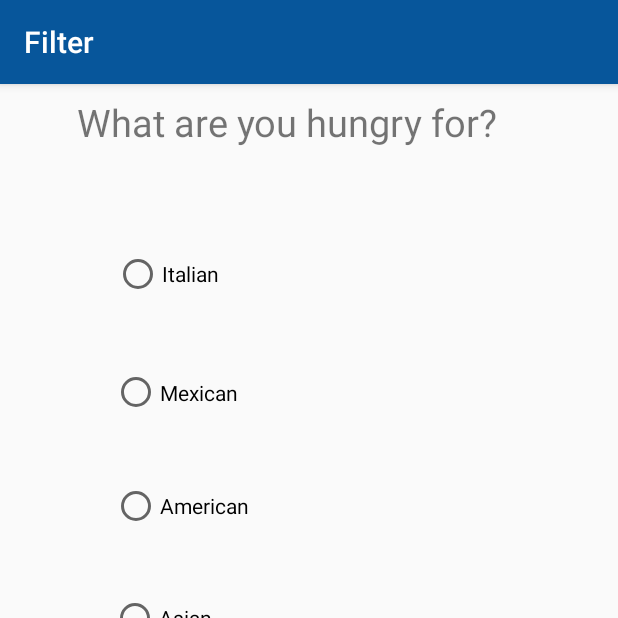
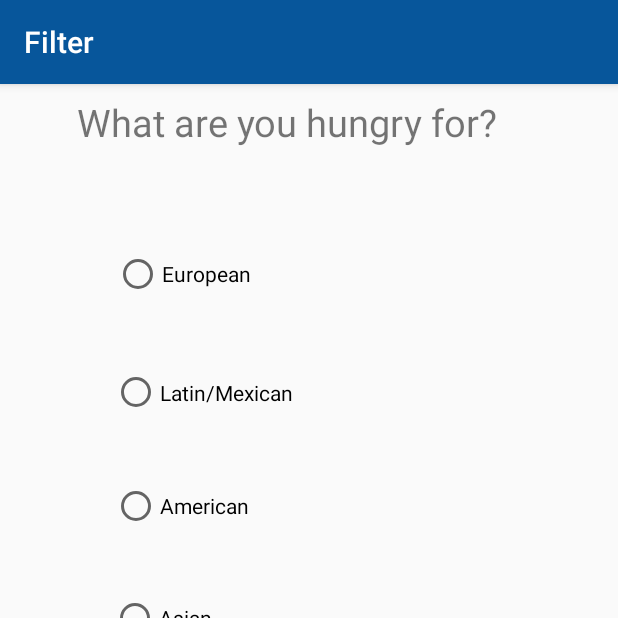
Before and after one commit to kakucd/BirdFeed-App, an Android app: the Filter screen opened directly, with no data from a screen before it, on a phone screen of 412 x 824 dp, the top half of it. Run offline under Robolectric (Android 15) with nearby library versions, the phone set to English and light mode, and no system bars; our stand-ins replace Firebase (no records; nobody signed in at launch, a user with empty details on screens opened directly).

Commit message:
added filters.

```diff
--- a/app/src/main/res/layout/content_filter.xml
+++ b/app/src/main/res/layout/content_filter.xml
@@ -12,7 +12,7 @@
         android:id="@+id/mexican"
         android:layout_width="263dp"
         android:layout_height="42dp"
-        android:text="Mexican"
+        android:text="@string/latin_mexican"
         app:layout_constraintTop_toTopOf="parent"
         android:layout_marginTop="8dp"
         app:layout_constraintBottom_toBottomOf="parent"
@@ -29,7 +29,7 @@
         android:id="@+id/american"
         android:layout_width="263dp"
         android:layout_height="41dp"
-        android:text="American"
+        android:text="@string/american"
         app:layout_constraintTop_toTopOf="parent"
         android:layout_marginTop="8dp"
         app:layout_constraintBottom_toBottomOf="parent"
@@ -47,7 +47,7 @@
         android:id="@+id/asian"
         android:layout_width="264dp"
         android:layout_height="44dp"
-        android:text="Asian"
+        android:text="@string/asian"
         app:layout_constraintTop_toTopOf="parent"
         android:layout_marginTop="8dp"
         app:layout_constraintBottom_toBottomOf="parent"
@@ -60,10 +60,10 @@
         android:onClick="onRadioButtonClicked"/>
 
     <RadioButton
-        android:id="@+id/italian"
+        android:id="@+id/european"
         android:layout_width="263dp"
         android:layout_height="44dp"
-        android:text="Italian"
+        android:text="@string/european"
         app:layout_constraintTop_toTopOf="parent"
         android:layout_marginTop="8dp"
         app:layout_constraintBottom_toBottomOf="parent"
@@ -84,7 +84,7 @@
         android:layout_marginLeft="8dp"
         android:layout_marginRight="8dp"
         android:layout_marginTop="8dp"
-        android:text="Vegan/Vegetarian"
+        android:text="@string/vegan_vegetarian"
         app:layout_constraintBottom_toBottomOf="parent"
         app:layout_constraintHorizontal_bias="0.512"
         app:layout_constraintLeft_toLeftOf="parent"
@@ -101,7 +101,7 @@
         android:layout_marginLeft="8dp"
         android:layout_marginRight="8dp"
         android:layout_marginTop="8dp"
-        android:text="Bakery"
+        android:text="@string/bakery"
         app:layout_constraintBottom_toBottomOf="parent"
         app:layout_constraintHorizontal_bias="0.512"
         app:layout_constraintLeft_toLeftOf="parent"
@@ -118,7 +118,7 @@
         android:layout_marginLeft="8dp"
         android:layout_marginRight="8dp"
         android:layout_marginTop="8dp"
-        android:text="Bar"
+        android:text="@string/bar"
         app:layout_constraintBottom_toBottomOf="parent"
         app:layout_constraintHorizontal_bias="0.512"
         app:layout_constraintLeft_toLeftOf="parent"
@@ -135,7 +135,7 @@
         android:layout_marginLeft="8dp"
         android:layout_marginRight="8dp"
         android:layout_marginTop="8dp"
-        android:text="Seafood"
+        android:text="@string/seafood"
         app:layout_constraintBottom_toBottomOf="parent"
         app:layout_constraintHorizontal_bias="0.512"
         app:layout_constraintLeft_toLeftOf="parent"
@@ -148,7 +148,7 @@
         android:id="@+id/filters"
         android:layout_width="306dp"
         android:layout_height="40dp"
-        android:text="What are you hungry for?"
+        android:text="@string/what_are_you_hungry_for"
         app:layout_constraintBottom_toBottomOf="parent"
         android:layout_marginBottom="8dp"
         app:layout_constraintTop_toTopOf="parent"
@@ -159,6 +159,6 @@
         app:layout_constraintLeft_toLeftOf="parent"
         app:layout_constraintHorizontal_bias="0.333"
         app:layout_constraintVertical_bias="0.0"
-        android:textSize="25dp"
+        android:textSize="25sp"
         android:textAlignment="center"/>
 </android.support.constraint.ConstraintLayout>
--- a/app/src/main/res/values/strings.xml
+++ b/app/src/main/res/values/strings.xml
@@ -106,5 +106,15 @@
     <string name="title_activity_tweet">Tweet</string>
     <string name="title_activity_display">Display</string>
     <string name="title_activity_filter">Filter</string>
+    <string name="what_are_you_hungry_for">What are you hungry for?</string>
+    <string name="seafood">Seafood</string>
+    <string name="bar">Bar</string>
+    <string name="bakery">Bakery</string>
+    <string name="vegan_vegetarian">Vegan/Vegetarian</string>
+    <string name="european">European</string>
+    <string name="asian">Asian</string>
+    <string name="american">American</string>
+    <string name="latin_mexican">Latin/Mexican</string>
+    <string name="tweet">Tweet</string>
 
 </resources>
```
Also changed, not shown: app/src/main/java/com/httpstwitter/birdfeed/Filter.java (+22 -6 lines), app/src/main/res/layout/activity_menu.xml (+13 -12 lines), 20 other files.
